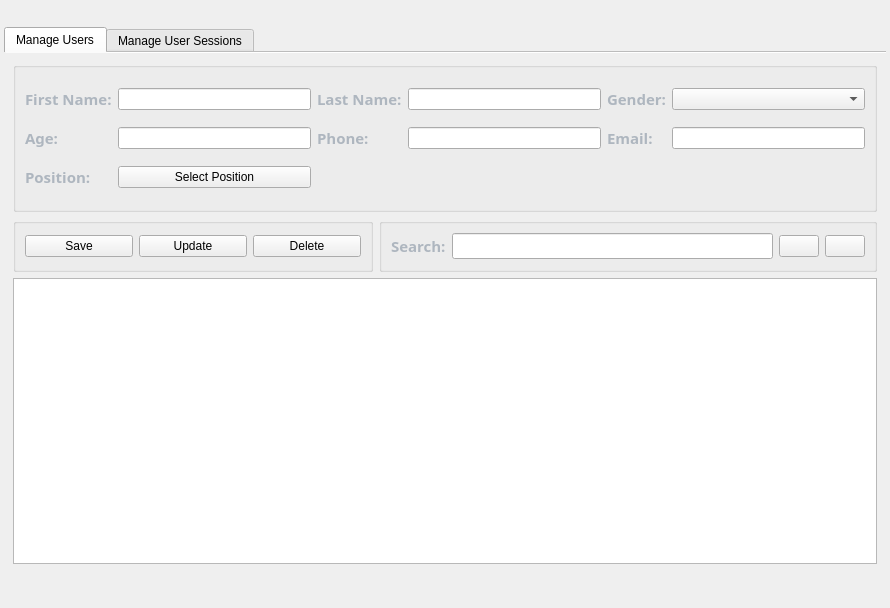
The window that Views/Templates/FrmUserLogs.ui (JE8879/Python-School-Administration) describes before a commit, drawn with Qt 5.
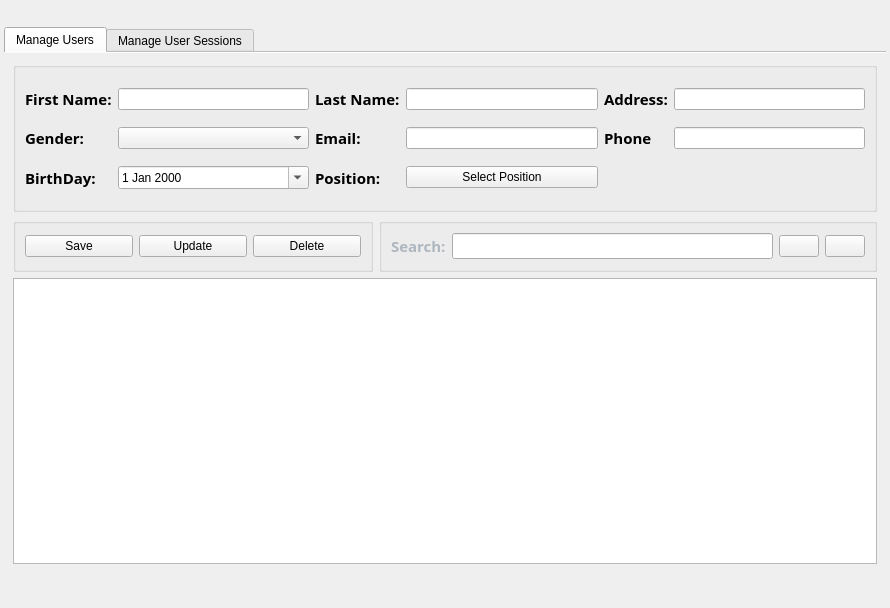
The same window after the commit. Icons and pictures are not drawn.

Diff of the .ui file:
```diff
--- a/Views/Templates/FrmUserLogs.ui
+++ b/Views/Templates/FrmUserLogs.ui
@@ -234,8 +234,11 @@
           <string/>
          </property>
          <layout class="QGridLayout" name="gridLayout_2">
-          <item row="2" column="0">
-           <widget class="QLabel" name="label_7">
+          <item row="0" column="5">
+           <widget class="QLineEdit" name="textAddress"/>
+          </item>
+          <item row="0" column="4">
+           <widget class="QLabel" name="label_9">
             <property name="font">
              <font>
               <family>Century Gothic</family>
@@ -245,12 +248,10 @@
              </font>
             </property>
             <property name="styleSheet">
-             <string notr="true">QLabel{
-color: rgb(174, 182, 191);
-}</string>
+             <string notr="true"/>
             </property>
             <property name="text">
-             <string>Position:</string>
+             <string>Address:</string>
             </property>
            </widget>
           </item>
@@ -265,37 +266,19 @@
              </font>
             </property>
             <property name="styleSheet">
-             <string notr="true">QLabel{
-color: rgb(174, 182, 191);
-}</string>
+             <string notr="true"/>
             </property>
             <property name="text">
-             <string>Email:</string>
+             <string>Phone</string>
             </property>
            </widget>
           </item>
-          <item row="1" column="5">
-           <widget class="QLineEdit" name="textEmail"/>
-          </item>
-          <item row="2" column="1">
-           <widget class="QPushButton" name="BtnPosition">
-            <property name="minimumSize">
-             <size>
-              <width>150</width>
-              <height>22</height>
-             </size>
-            </property>
-            <property name="text">
-             <string>Select Position</string>
-            </property>
-           </widget>
-          </item>
-          <item row="0" column="1">
-           <widget class="QLineEdit" name="textFirstName"/>
-          </item>
           <item row="0" column="3">
            <widget class="QLineEdit" name="textLastName"/>
           </item>
+          <item row="0" column="1">
+           <widget class="QLineEdit" name="textFirstName"/>
+          </item>
           <item row="0" column="0">
            <widget class="QLabel" name="label">
             <property name="font">
@@ -307,9 +290,7 @@
              </font>
             </property>
             <property name="styleSheet">
-             <string notr="true">QLabel{
-color: rgb(174, 182, 191);
-}</string>
+             <string notr="true"/>
             </property>
             <property name="text">
              <string>First Name:</string>
@@ -327,35 +308,13 @@
              </font>
             </property>
             <property name="styleSheet">
-             <string notr="true">QLabel{
-color: rgb(174, 182, 191);
-}</string>
+             <string notr="true"/>
             </property>
             <property name="text">
              <string>Last Name:</string>
             </property>
            </widget>
           </item>
-          <item row="0" column="4">
-           <widget class="QLabel" name="label_3">
-            <property name="font">
-             <font>
-              <family>Century Gothic</family>
-              <pointsize>11</pointsize>
-              <weight>75</weight>
-              <bold>true</bold>
-             </font>
-            </property>
-            <property name="styleSheet">
-             <string notr="true">QLabel{
-color: rgb(174, 182, 191);
-}</string>
-            </property>
-            <property name="text">
-             <string>Gender:</string>
-            </property>
-           </widget>
-          </item>
           <item row="1" column="0">
            <widget class="QLabel" name="label_4">
             <property name="font">
@@ -367,28 +326,13 @@
              </font>
             </property>
             <property name="styleSheet">
-             <string notr="true">QLabel{
-color: rgb(174, 182, 191);
-}</string>
+             <string notr="true"/>
             </property>
             <property name="text">
-             <string>Age:</string>
+             <string>Gender:</string>
             </property>
            </widget>
           </item>
-          <item row="0" column="5">
-           <widget class="QComboBox" name="CboGender">
-            <property name="minimumSize">
-             <size>
-              <width>150</width>
-              <height>22</height>
-             </size>
-            </property>
-           </widget>
-          </item>
-          <item row="1" column="1">
-           <widget class="QLineEdit" name="textAge"/>
-          </item>
           <item row="1" column="2">
            <widget class="QLabel" name="label_5">
             <property name="font">
@@ -400,19 +344,30 @@
              </font>
             </property>
             <property name="styleSheet">
-             <string notr="true">QLabel{
-color: rgb(174, 182, 191);
-}</string>
+             <string notr="true"/>
             </property>
             <property name="text">
-             <string>Phone:</string>
+             <string>Email:</string>
+            </property>
+           </widget>
+          </item>
+          <item row="1" column="1">
+           <widget class="QComboBox" name="CboGender">
+            <property name="minimumSize">
+             <size>
+              <width>150</width>
+              <height>22</height>
+             </size>
             </property>
            </widget>
           </item>
           <item row="1" column="3">
+           <widget class="QLineEdit" name="textEmail"/>
+          </item>
+          <item row="1" column="5">
            <widget class="QLineEdit" name="textPhone"/>
           </item>
-          <item row="2" column="3">
+          <item row="2" column="5">
            <widget class="QLabel" name="LblPosition">
             <property name="styleSheet">
              <string notr="true">QLabel{
@@ -427,6 +382,62 @@
             </property>
            </widget>
           </item>
+          <item row="2" column="3">
+           <widget class="QPushButton" name="BtnPosition">
+            <property name="minimumSize">
+             <size>
+              <width>150</width>
+              <height>22</height>
+             </size>
+            </property>
+            <property name="text">
+             <string>Select Position</string>
+            </property>
+           </widget>
+          </item>
+          <item row="2" column="2">
+           <widget class="QLabel" name="label_7">
+            <property name="font">
+             <font>
+              <family>Century Gothic</family>
+              <pointsize>11</pointsize>
+              <weight>75</weight>
+              <bold>true</bold>
+             </font>
+            </property>
+            <property name="styleSheet">
+             <string notr="true"/>
+            </property>
+            <property name="text">
+             <string>Position:</string>
+            </property>
+           </widget>
+          </item>
+          <item row="2" column="1">
+           <widget class="QDateEdit" name="dateBirthDay">
+            <property name="calendarPopup">
+             <bool>true</bool>
+            </property>
+           </widget>
+          </item>
+          <item row="2" column="0">
+           <widget class="QLabel" name="label_10">
+            <property name="font">
+             <font>
+              <family>Century Gothic</family>
+              <pointsize>11</pointsize>
+              <weight>75</weight>
+              <bold>true</bold>
+             </font>
+            </property>
+            <property name="styleSheet">
+             <string notr="true"/>
+            </property>
+            <property name="text">
+             <string>BirthDay:</string>
+            </property>
+           </widget>
+          </item>
          </layout>
         </widget>
        </item>
```
Left out of the diff: 18 changed lines with no effect on the pictures.
